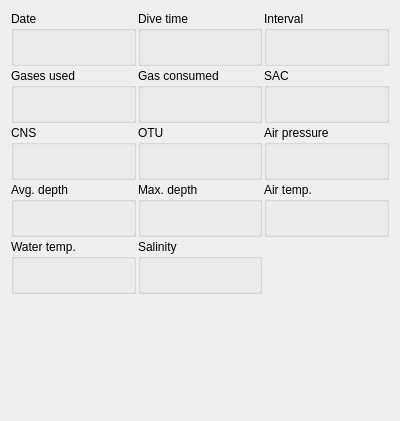
subsurface/subsurface, file desktop-widgets/tab-widgets/TabDiveInformation.ui: the form before one commit.
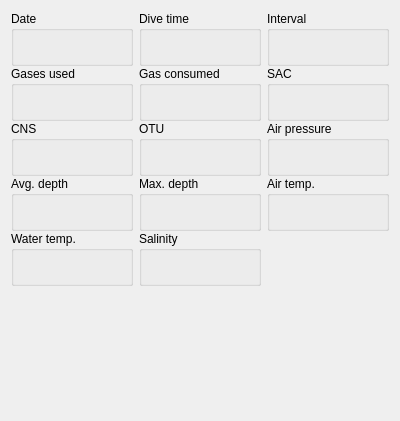
The form after the commit.

Commit message:
Change layout of information and statistics tab...
... to make it look more similar. This includes:
- Same spacings between the boxes
- Same way how to use the available space

Patch:
```diff
--- a/desktop-widgets/tab-widgets/TabDiveInformation.ui
+++ b/desktop-widgets/tab-widgets/TabDiveInformation.ui
@@ -30,8 +30,8 @@
        <rect>
         <x>0</x>
         <y>0</y>
-        <width>388</width>
-        <height>409</height>
+        <width>382</width>
+        <height>403</height>
        </rect>
       </property>
       <layout class="QGridLayout" name="diveInfoScrollAreaLayout">
@@ -47,8 +47,11 @@
        <property name="bottomMargin">
         <number>0</number>
        </property>
-       <property name="spacing">
-        <number>2</number>
+       <property name="horizontalSpacing">
+        <number>6</number>
+       </property>
+       <property name="verticalSpacing">
+        <number>0</number>
        </property>
        <item row="0" column="0">
         <widget class="QGroupBox" name="groupBox_5">
```
The commit also changes 1 other file.
